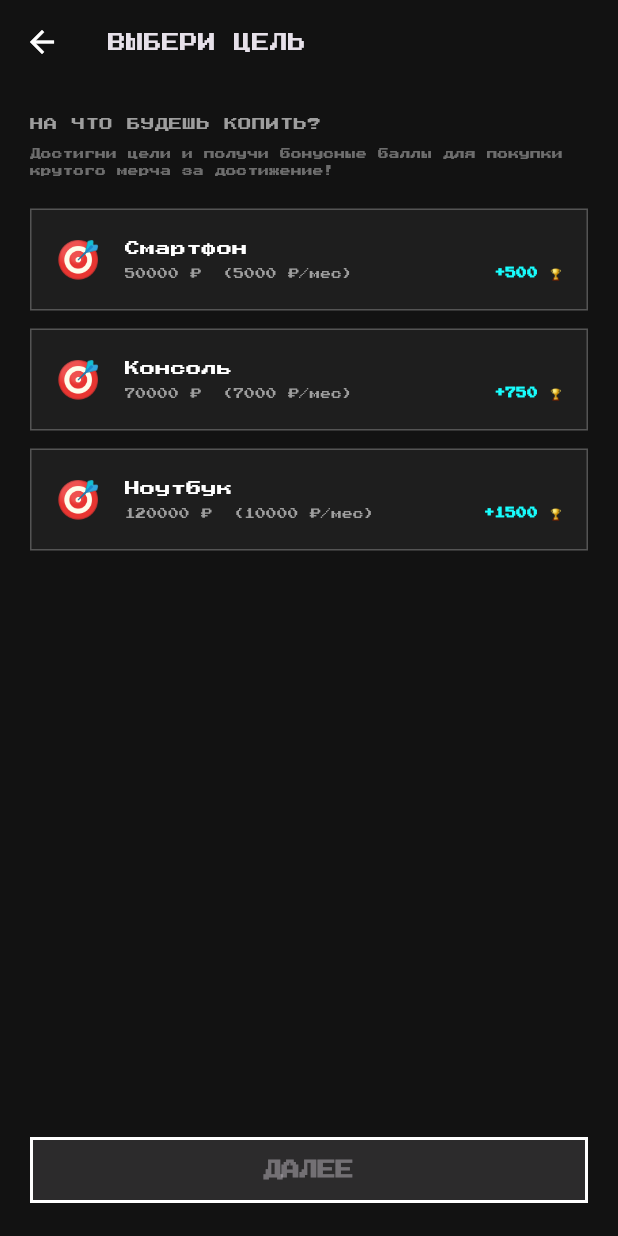
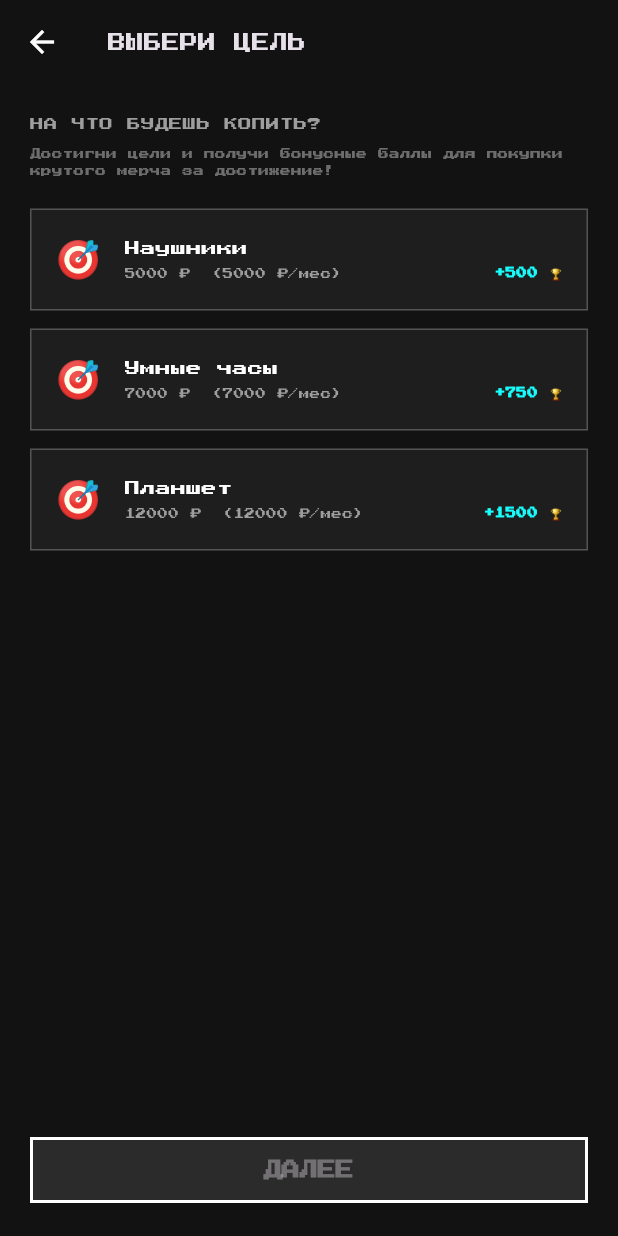
Before and after one commit to zhukockijmaxim9/Pixel_life_simulator, a Flutter app: the PlanningScreen screen opened by its route, on a phone screen of 412 x 824 dp. Run offline on Flutter 3.47's test engine with Material 3 defaults, Android fonts, the light colour scheme and no system bars; our stand-ins replace google_fonts.

Commit message:
Изменение целей, исправление бага с переходом на следующий месяц

```diff
--- a/lib/data/game_data.dart
+++ b/lib/data/game_data.dart
@@ -55,22 +55,22 @@ class GameData {
 
   static final List<GameGoal> availableGoals = [
     const GameGoal(
-      title: 'Смартфон',
-      cost: 50000,
+      title: 'Наушники',
+      cost: 5000,
       pointsReward: 500,
       monthlyContribution: 5000,
     ),
     const GameGoal(
-      title: 'Консоль',
-      cost: 70000,
+      title: 'Умные часы',
+      cost: 7000,
       pointsReward: 750,
       monthlyContribution: 7000,
     ),
     const GameGoal(
-      title: 'Ноутбук',
-      cost: 120000,
+      title: 'Планшет',
+      cost: 12000,
       pointsReward: 1500,
-      monthlyContribution: 10000,
+      monthlyContribution: 12000,
     ),
   ];
 
```
